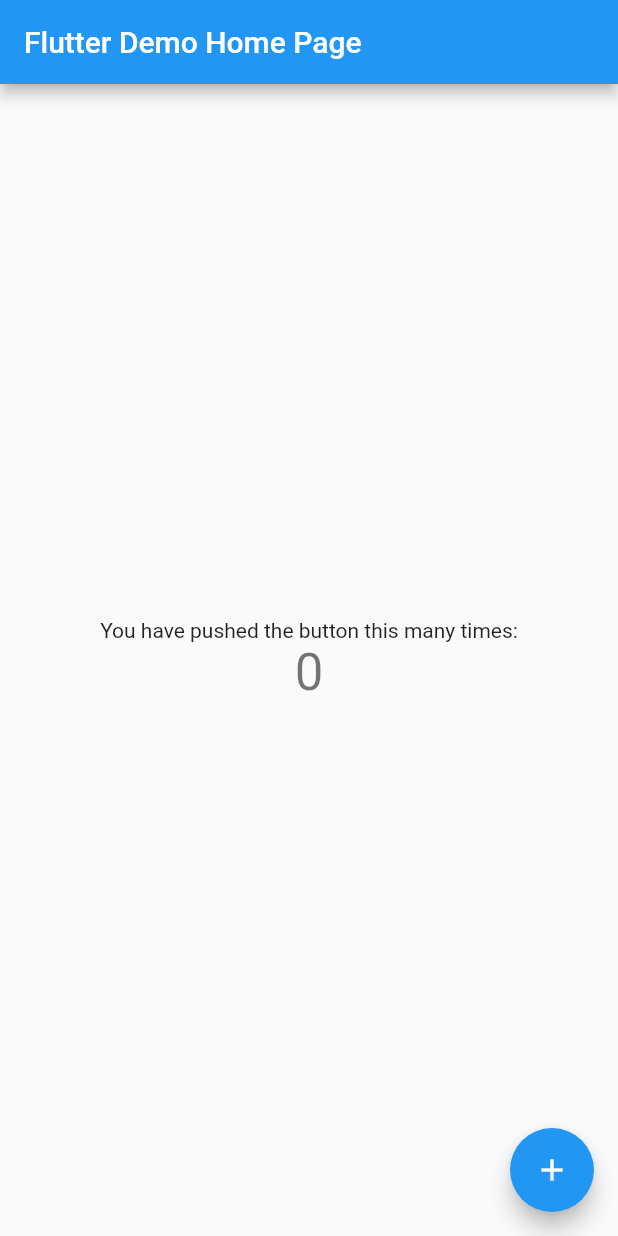
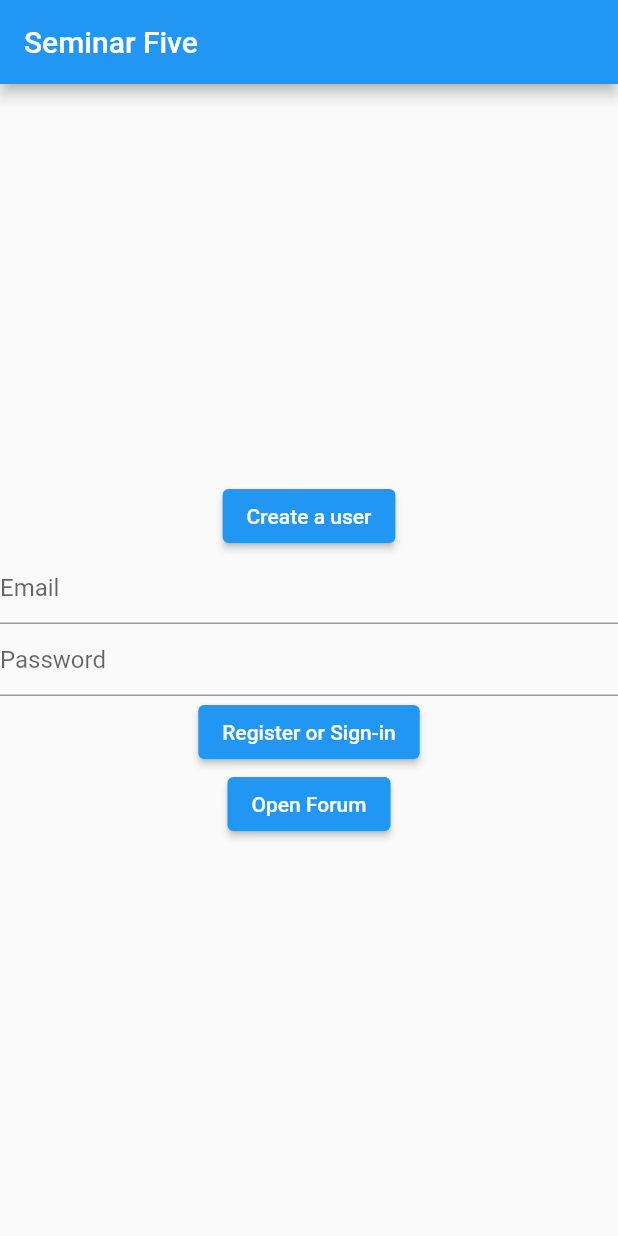
Before and after one commit to thruthesky/five, a Flutter app: the screen it shows after launch, on a phone screen of 412 x 824 dp. Run offline on Flutter 3.47's test engine with Material 2 defaults, Android fonts, the phone set to English and light mode, and no system bars; our stand-ins replace firebase_auth, firebase_core, firebase_database; missing offline and left inert: flutterfire_ui; accounts and stored records are empty.

Commit message:
registration, forum

```diff
--- a/lib/main.dart
+++ b/lib/main.dart
@@ -1,115 +1,44 @@
+import 'dart:developer';
+
+import 'package:five/firebase_options.dart';
+import 'package:five/screens/home.screen.dart';
 import 'package:flutter/material.dart';
+import 'package:firebase_core/firebase_core.dart';
+import 'package:firebase_auth/firebase_auth.dart';
 
-void main() {
-  runApp(const MyApp());
+void main() async {
+  WidgetsFlutterBinding.ensureInitialized();
+  await Firebase.initializeApp(
+    options: DefaultFirebaseOptions.currentPlatform,
+  );
+  runApp(const FiveApp());
 }
 
-class MyApp extends StatelessWidget {
-  const MyApp({Key? key}) : super(key: key);
+class FiveApp extends StatefulWidget {
+  const FiveApp({Key? key}) : super(key: key);
 
-  // This widget is the root of your application.
   @override
-  Widget build(BuildContext context) {
-    return MaterialApp(
-      title: 'Flutter Demo',
-      theme: ThemeData(
-        // This is the theme of your application.
-        //
-        // Try running your application with "flutter run". You'll see the
-        // application has a blue toolbar. Then, without quitting the app, try
-        // changing the primarySwatch below to Colors.green and then invoke
-        // "hot reload" (press "r" in the console where you ran "flutter run",
-        // or simply save your changes to "hot reload" in a Flutter IDE).
-        // Notice that the counter didn't reset back to zero; the application
-        // is not restarted.
-        primarySwatch: Colors.blue,
-      ),
-      home: const MyHomePage(title: 'Flutter Demo Home Page'),
-    );
-  }
+  State<FiveApp> createState() => _FiveAppState();
 }
 
-class MyHomePage extends StatefulWidget {
-  const MyHomePage({Key? key, required this.title}) : super(key: key);
+class _FiveAppState extends State<FiveApp> {
+  @override
+  void initState() {
+    super.initState();
 
-  // This widget is the home page of your application. It is stateful, meaning
-  // that it has a State object (defined below) that contains fields that affect
-  // how it looks.
-
-  // This class is the configuration for the state. It holds the values (in this
-  // case the title) provided by the parent (in this case the App widget) and
-  // used by the build method of the State. Fields in a Widget subclass are
-  // always marked "final".
-
-  final String title;
-
-  @override
-  State<MyHomePage> createState() => _MyHomePageState();
-}
-
-class _MyHomePageState extends State<MyHomePage> {
-  int _counter = 0;
-
-  void _incrementCounter() {
-    setState(() {
-      // This call to setState tells the Flutter framework that something has
-      // changed in this State, which causes it to rerun the build method below
-      // so that the display can reflect the updated values. If we changed
-      // _counter without calling setState(), then the build method would not be
-      // called again, and so nothing would appear to happen.
-      _counter++;
+    FirebaseAuth.instance.authStateChanges().listen((User? user) {
+      if (user == null) {
+        log('--> User is currently signed out!');
+      } else {
+        log('--> User is signed in!');
+      }
     });
   }
 
   @override
   Widget build(BuildContext context) {
-    // This method is rerun every time setState is called, for instance as done
-    // by the _incrementCounter method above.
-    //
-    // The Flutter framework has been optimized to make rerunning build methods
-    // fast, so that you can just rebuild anything that needs updating rather
-    // than having to individually change instances of widgets.
-    return Scaffold(
-      appBar: AppBar(
-        // Here we take the value from the MyHomePage object that was created by
-        // the App.build method, and use it to set our appbar title.
-        title: Text(widget.title),
-      ),
-      body: Center(
-        // Center is a layout widget. It takes a single child and positions it
-        // in the middle of the parent.
-        child: Column(
-          // Column is also a layout widget. It takes a list of children and
-          // arranges them vertically. By default, it sizes itself to fit its
-          // children horizontally, and tries to be as tall as its parent.
-          //
-          // Invoke "debug painting" (press "p" in the console, choose the
-          // "Toggle Debug Paint" action from the Flutter Inspector in Android
-          // Studio, or the "Toggle Debug Paint" command in Visual Studio Code)
-          // to see the wireframe for each widget.
-          //
-          // Column has various properties to control how it sizes itself and
-          // how it positions its children. Here we use mainAxisAlignment to
-          // center the children vertically; the main axis here is the vertical
-          // axis because Columns are vertical (the cross axis would be
-          // horizontal).
-          mainAxisAlignment: MainAxisAlignment.center,
-          children: <Widget>[
-            const Text(
-              'You have pushed the button this many times:',
-            ),
-            Text(
-              '$_counter',
-              style: Theme.of(context).textTheme.headline4,
-            ),
-          ],
-        ),
-      ),
-      floatingActionButton: FloatingActionButton(
-        onPressed: _incrementCounter,
-        tooltip: 'Increment',
-        child: const Icon(Icons.add),
-      ), // This trailing comma makes auto-formatting nicer for build methods.
+    return const MaterialApp(
+      home: HomeScreen(),
     );
   }
 }
--- /dev/null
+++ b/lib/screens/home.screen.dart
@@ -0,0 +1,100 @@
+import 'dart:developer';
+import 'package:five/screens/forum/post.list.screen.dart';
+import 'package:flutter/material.dart';
+import 'package:firebase_auth/firebase_auth.dart';
+
+class HomeScreen extends StatefulWidget {
+  const HomeScreen({Key? key}) : super(key: key);
+
+  @override
+  State<HomeScreen> createState() => _HomeScreenState();
+}
+
+class _HomeScreenState extends State<HomeScreen> {
+  final email = TextEditingController();
+  final password = TextEditingController();
+  @override
+  Widget build(BuildContext context) {
+    return Scaffold(
+      appBar: AppBar(
+        title: const Text('Seminar Five'),
+      ),
+      body: Center(
+        child: Column(
+          mainAxisAlignment: MainAxisAlignment.center,
+          children: <Widget>[
+            ElevatedButton(
+              onPressed: () async {
+                String emailAddress =
+                    "test-${DateTime.now().millisecondsSinceEpoch.toString()}@gmail.com";
+                String password = "12345a,*";
+
+                try {
+                  final credential = await FirebaseAuth.instance.createUserWithEmailAndPassword(
+                    email: emailAddress,
+                    password: password,
+                  );
+                  log("--> user created with uid: ${credential.user?.uid}");
+                } on FirebaseAuthException catch (e) {
+                  if (e.code == 'weak-password') {
+                    debugPrint('The password provided is too weak.');
+                  } else if (e.code == 'email-already-in-use') {
+                    debugPrint('The account already exists for that email.');
+                  }
+                } catch (e) {
+                  debugPrint(e.toString());
+                }
+              },
+              child: const Text('Create a user'),
+            ),
+            TextField(
+              controller: email,
+              decoration: const InputDecoration(hintText: 'Email'),
+            ),
+            TextField(
+              controller: password,
+              decoration: const InputDecoration(hintText: 'Password'),
+            ),
+            ElevatedButton(
+              onPressed: () async {
+                try {
+                  final registered = await FirebaseAuth.instance.createUserWithEmailAndPassword(
+                    email: email.text,
+                    password: password.text,
+                  );
+                  log("--> user registered with uid: ${registered.user?.uid}");
+                } on FirebaseAuthException catch (e) {
+                  if (e.code == 'email-already-in-use') {
+                    try {
+                      final signedIn = await FirebaseAuth.instance.signInWithEmailAndPassword(
+                        email: email.text,
+                        password: password.text,
+                      );
+                      log("--> user signed in with uid: ${signedIn.user?.uid}");
+                    } catch (e) {
+                      log('---> Signed error: $e');
+                    }
+                  } else {
+                    log('---> FirebaseAuthException: $e');
+                  }
+                } catch (e) {
+                  debugPrint(e.toString());
+                }
+              },
+              child: const Text('Register or Sign-in'),
+            ),
+            ElevatedButton(
+              onPressed: () {
+                Navigator.push(
+                  context,
+                  MaterialPageRoute(builder: (context) => const ForumListScreen()),
+                );
+              },
+              child: const Text('Open Forum'),
+            ),
+          ],
+        ),
+      ),
+    );
+  }
+}
--- a/pubspec.yaml
+++ b/pubspec.yaml
@@ -15,6 +15,9 @@ dependencies:
   cupertino_icons: ^1.0.2
 
   firebase_core: ^1.17.0
+  firebase_auth: ^3.3.18
+  firebase_database: ^9.0.14
+  flutterfire_ui: ^0.4.1
 
 dev_dependencies:
   flutter_test:
```
Also changed, not shown: lib/screens/forum/forum.edit.screen.dart (added, +57 -0 lines), lib/screens/forum/post.list.screen.dart (added, +68 -0 lines), lib/firebase_options.dart, pubspec.lock, 11 other files.
